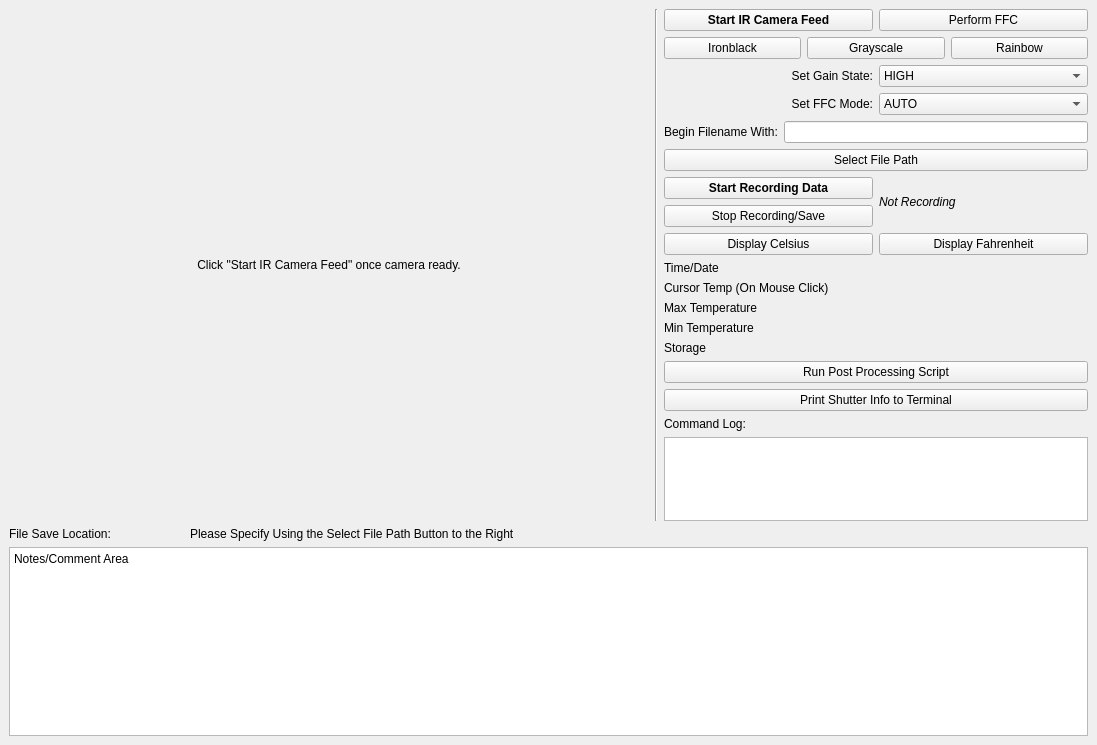
The window that src/fever_detector.ui (MakeHub-tw/FeverDetector) describes before a commit, drawn with Qt 5.
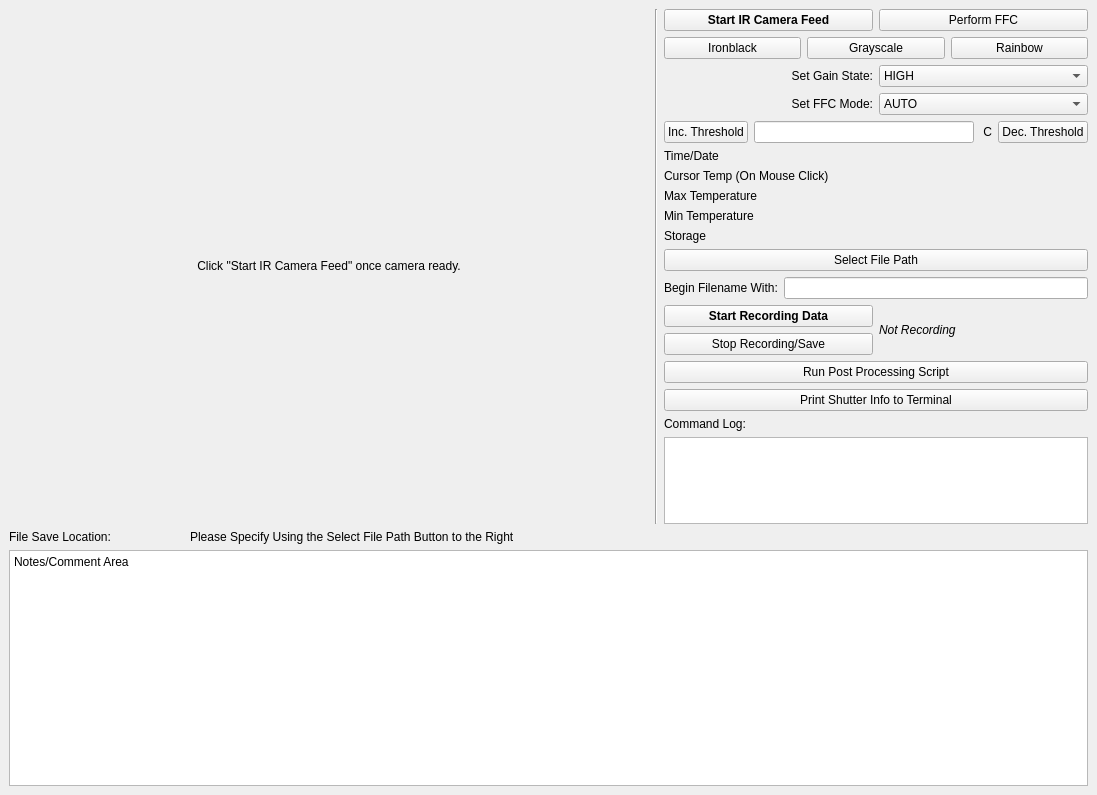
The same window after the commit.

Commit message: Quick hacks to add threshold

The edit to the form file:
```diff
--- a/src/fever_detector.ui
+++ b/src/fever_detector.ui
@@ -7,7 +7,7 @@
     <x>0</x>
     <y>0</y>
     <width>1097</width>
-    <height>745</height>
+    <height>795</height>
    </rect>
   </property>
   <property name="windowTitle">
@@ -141,6 +141,86 @@
         </item>
        </layout>
       </item>
+      <item>
+       <layout class="QHBoxLayout" name="horizontalLayout_2">
+        <item>
+         <widget class="QPushButton" name="increaseT">
+          <property name="text">
+           <string>Inc. Threshold</string>
+          </property>
+         </widget>
+        </item>
+        <item>
+         <widget class="QLineEdit" name="thresholdEdit">
+          <property name="font">
+           <font>
+            <weight>75</weight>
+            <bold>true</bold>
+           </font>
+          </property>
+          <property name="alignment">
+          <set>Qt::AlignRight</set>
+          </property>
+         </widget>
+        </item>
+        <item>
+         <widget class="QLabel" name="label_thresholdC">
+          <property name="text">
+           <string> C</string>
+          </property>
+         </widget>
+        </item>
+        <item>
+         <widget class="QPushButton" name="decreaseT">
+          <property name="text">
+           <string>Dec. Threshold</string>
+          </property>
+         </widget>
+        </item>
+       </layout>
+      </item>
+      <item>
+       <widget class="QLabel" name="timeStatus">
+        <property name="text">
+         <string>Time/Date</string>
+        </property>
+       </widget>
+      </item>
+      <item>
+       <widget class="QLabel" name="cursorTempLabel">
+        <property name="text">
+         <string>Cursor Temp (On Mouse Click)</string>
+        </property>
+       </widget>
+      </item>
+      <item>
+       <widget class="QLabel" name="maxTempLabel">
+        <property name="text">
+         <string>Max Temperature</string>
+        </property>
+       </widget>
+      </item>
+      <item>
+       <widget class="QLabel" name="minTempLabel">
+        <property name="text">
+         <string>Min Temperature</string>
+        </property>
+       </widget>
+      </item>
+      <item>
+       <widget class="QLabel" name="storageLabel">
+        <property name="text">
+         <string>Storage</string>
+        </property>
+       </widget>
+      </item>
+      <item>
+       <widget class="QPushButton" name="filePathBut">
+        <property name="text">
+         <string>Select File Path</string>
+        </property>
+       </widget>
+      </item>
       <item>
        <layout class="QHBoxLayout" name="horizontalLayout_4">
         <item>
@@ -162,13 +242,6 @@
         </item>
        </layout>
       </item>
-      <item>
-       <widget class="QPushButton" name="filePathBut">
-        <property name="text">
-         <string>Select File Path</string>
-        </property>
-       </widget>
-      </item>
       <item>
        <layout class="QHBoxLayout" name="horizontalLayout">
         <item>
@@ -209,59 +282,6 @@
         </item>
        </layout>
       </item>
-      <item>
-       <layout class="QHBoxLayout" name="horizontalLayout_2">
-        <item>
-         <widget class="QPushButton" name="displayC">
-          <property name="text">
-           <string>Display Celsius</string>
-          </property>
-         </widget>
-        </item>
-        <item>
-         <widget class="QPushButton" name="displayF">
-          <property name="text">
-           <string>Display Fahrenheit</string>
-          </property>
-         </widget>
-        </item>
-       </layout>
-      </item>
-      <item>
-       <widget class="QLabel" name="timeStatus">
-        <property name="text">
-         <string>Time/Date</string>
-        </property>
-       </widget>
-      </item>
-      <item>
-       <widget class="QLabel" name="cursorTempLabel">
-        <property name="text">
-         <string>Cursor Temp (On Mouse Click)</string>
-        </property>
-       </widget>
-      </item>
-      <item>
-       <widget class="QLabel" name="maxTempLabel">
-        <property name="text">
-         <string>Max Temperature</string>
-        </property>
-       </widget>
-      </item>
-      <item>
-       <widget class="QLabel" name="minTempLabel">
-        <property name="text">
-         <string>Min Temperature</string>
-        </property>
-       </widget>
-      </item>
-      <item>
-       <widget class="QLabel" name="storageLabel">
-        <property name="text">
-         <string>Storage</string>
-        </property>
-       </widget>
-      </item>
       <item>
        <widget class="QPushButton" name="runPost">
         <property name="text">
```
The commit also changes 1 other file.
